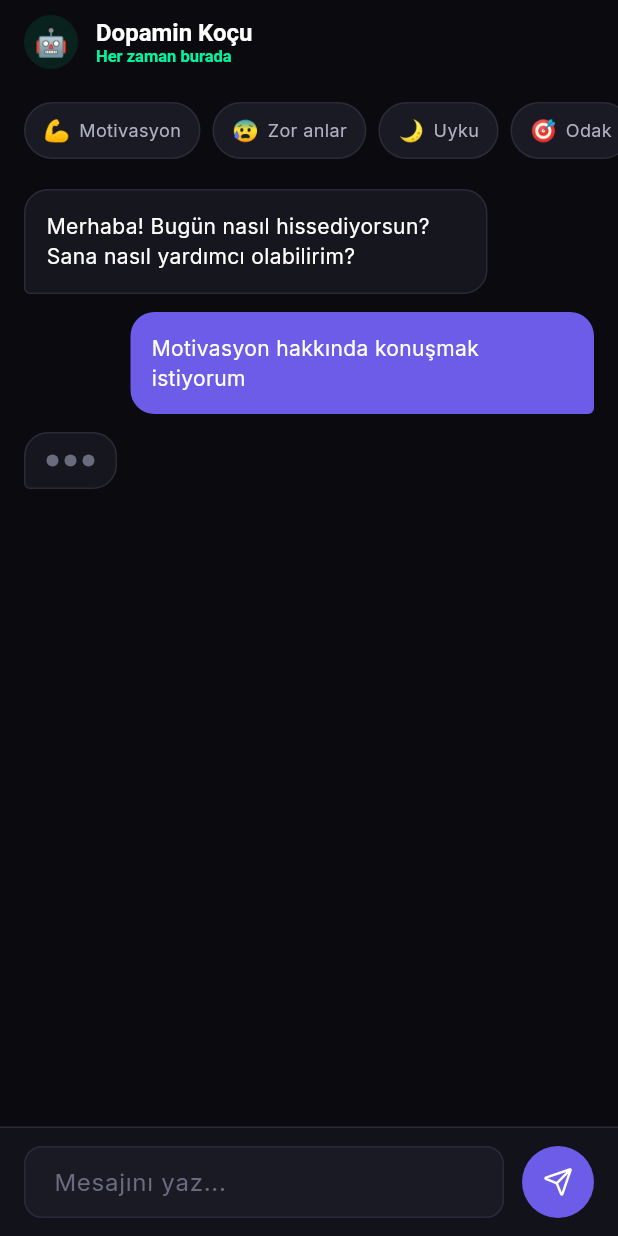
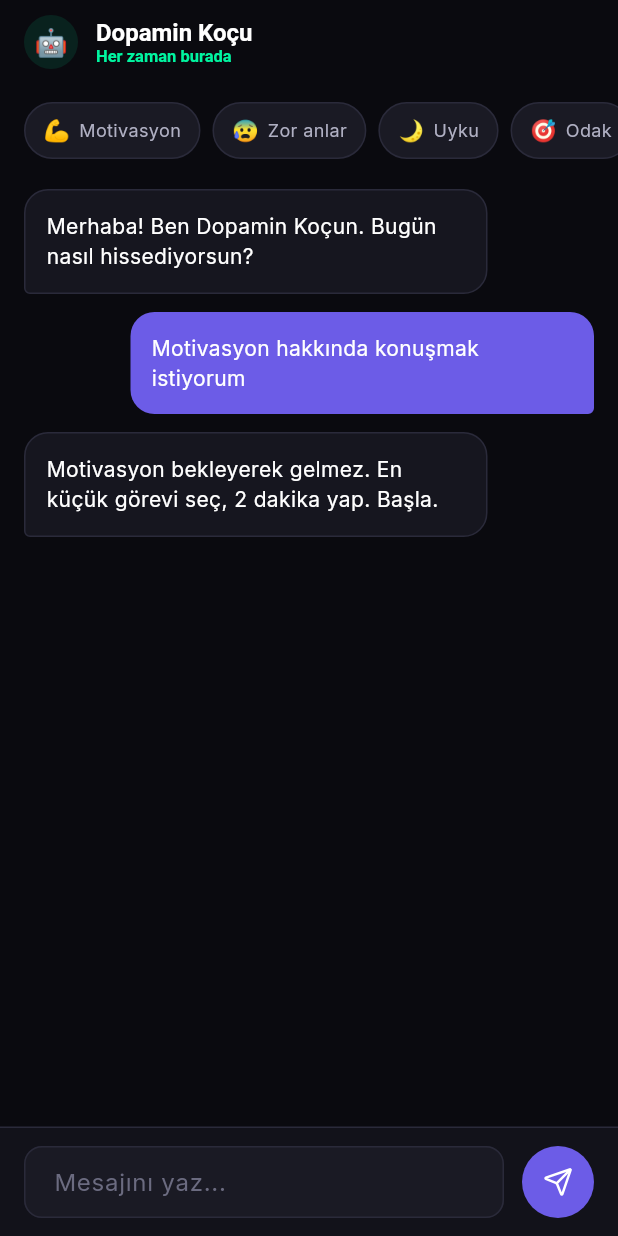
Before and after one commit to ismethanncom/dopamin-yonet, a Flutter app: the AiCoachPage screen opened by its route, after a tap on "Motivasyon", on a phone screen of 412 x 824 dp. Run offline on Flutter 3.47's test engine with Material 3 defaults, Android fonts, the phone set to English and light mode, and no system bars; our stand-ins replace fl_chart, flutter_local_notifications, go_router, google_fonts, google_generative_ai, hive_flutter and 3 more; accounts and stored records are empty; network calls fail.

Commit message:
feat: AI Koç Gemini entegrasyonu + hafıza + kullanıcı verileri
- Gemini 2.0 Flash API entegrasyonu
- Sohbet geçmişi kalıcı hafıza (son 50 mesaj)
- Kullanıcı bağlamı entegrasyonu (streak, skor, bağımlılıklar)
- Dengelenmiş koç kişiliği (ne çok övgü ne çok sert)
- iOS/Android platform desteği eklendi
- Flutter 3.38 uyumluluk düzeltmeleri (CardThemeData, DialogThemeData)

```diff
--- /dev/null
+++ b/lib/core/services/ai_coach_service.dart
@@ -0,0 +1,459 @@
+import 'dart:convert';
+import 'package:flutter/foundation.dart';
+import 'package:google_generative_ai/google_generative_ai.dart';
+import 'package:shared_preferences/shared_preferences.dart';
+import '../../models/addiction_type.dart';
+import '../../services/storage_service.dart';
+
+/// Kullanıcı bağlamı - AI'a gönderilecek veriler
+class UserContext {
+  final String? userName;
+  final int productiveDays;
+  final int currentLevel;
+  final String levelTitle;
+  final List<String> selectedAddictions;
+  final int? todayDopamineScore;
+  final int? todayEnergyLevel;
+  final int? todayFocusLevel;
+  final int? todayMotivationLevel;
+  final int? todayDesireLevel;
+  final int? todayAnxietyLevel;
+  final int completedTasksToday;
+  final bool hadUrgeToday;
+  final bool resistedUrgeToday;
+  final int averageScoreLast7Days;
+  final int totalUrgesResisted;
+  final int daysSinceStart;
+
+  UserContext({
+    this.userName,
+    this.productiveDays = 0,
+    this.currentLevel = 1,
+    this.levelTitle = 'Filiz',
+    this.selectedAddictions = const [],
+    this.todayDopamineScore,
+    this.todayEnergyLevel,
+    this.todayFocusLevel,
+    this.todayMotivationLevel,
+    this.todayDesireLevel,
+    this.todayAnxietyLevel,
+    this.completedTasksToday = 0,
+    this.hadUrgeToday = false,
+    this.resistedUrgeToday = false,
+    this.averageScoreLast7Days = 50,
+    this.totalUrgesResisted = 0,
+    this.daysSinceStart = 0,
+  });
+
+  String toContextString() {
+    final buffer = StringBuffer();
+    buffer.writeln('[KULLANICI VERİLERİ - Bu bilgileri yanıtlarında kullan]');
+
+    if (userName != null) buffer.writeln('İsim: $userName');
+    buffer.writeln('Seviye: $currentLevel ($levelTitle)');
+    buffer.writeln('Verimli gün serisi (streak): $productiveDays gün');
+    buffer.writeln('Uygulamayı kullanmaya başlayalı: $daysSinceStart gün');
+
+    if (selectedAddictions.isNotEmpty) {
+      buffer.writeln('Üzerinde çalıştığı bağımlılıklar: ${selectedAddictions.join(", ")}');
+    }
+
+    buffer.writeln('\n[BUGÜNKÜ DURUM]');
+    if (todayDopamineScore != null) {
+      buffer.writeln('Bugünkü dopamin skoru: $todayDopamineScore/100');
+    }
+    if (todayEnergyLevel != null) buffer.writeln('Enerji: $todayEnergyLevel/100');
+    if (todayFocusLevel != null) buffer.writeln('Odak: $todayFocusLevel/100');
+    if (todayMotivationLevel != null) buffer.writeln('Motivasyon: $todayMotivationLevel/100');
+    if (todayDesireLevel != null) buffer.writeln('İstek/Dürtü seviyesi: $todayDesireLevel/100 (düşük = iyi)');
+    if (todayAnxietyLevel != null) buffer.writeln('Kaygı: $todayAnxietyLevel/100 (düşük = iyi)');
+    buffer.writeln('Bugün tamamlanan görev: $completedTasksToday');
+    buffer.writeln('Bugün dürtü yaşadı mı: ${hadUrgeToday ? "Evet" : "Hayır"}');
+    if (hadUrgeToday) {
+      buffer.writeln('Dürtüye direndi mi: ${resistedUrgeToday ? "Evet ✓" : "Hayır ✗"}');
+    }
+
+    buffer.writeln('\n[İSTATİSTİKLER]');
+    buffer.writeln('Son 7 günlük ortalama skor: $averageScoreLast7Days/100');
+    buffer.writeln('Toplam direnilen dürtü: $totalUrgesResisted');
+
+    return buffer.toString();
+  }
+}
+
+/// Sohbet mesajı modeli
+class ChatMessage {
+  final String role; // 'user' veya 'assistant'
+  final String content;
+  final DateTime timestamp;
+
+  ChatMessage({
+    required this.role,
+    required this.content,
+    required this.timestamp,
+  });
+
+  Map<String, dynamic> toJson() => {
+    'role': role,
+    'content': content,
+    'timestamp': timestamp.toIso8601String(),
+  };
+
+  factory ChatMessage.fromJson(Map<String, dynamic> json) => ChatMessage(
+    role: json['role'],
+    content: json['content'],
+    timestamp: DateTime.parse(json['timestamp']),
+  );
+}
+
+/// Dopamin Koçu AI Servisi - Gemini API + Hafıza + Kullanıcı Verileri
+class AiCoachService {
+  static const String _apiKey = 'AIzaSyBK3VBEtQZgFqM9vPSw9_my20v22OhNwwg';
+  static const String _chatHistoryKey = 'ai_coach_chat_history';
+  static const int _maxHistoryMessages = 50; // Son 50 mesajı sakla
+
+  late final GenerativeModel _model;
+  ChatSession? _chat;
+  List<ChatMessage> _chatHistory = [];
+  UserContext? _currentContext;
+
+  static final AiCoachService _instance = AiCoachService._internal();
+  factory AiCoachService() => _instance;
+
+  AiCoachService._internal() {
+    _initModel();
+    _loadChatHistory();
+  }
+
+  void _initModel() {
+    _model = GenerativeModel(
+      model: 'gemini-2.0-flash',
+      apiKey: _apiKey,
+      generationConfig: GenerationConfig(
+        temperature: 0.85,
+        topK: 40,
+        topP: 0.95,
+        maxOutputTokens: 512,
+      ),
+    );
+  }
+
+  /// Sohbet geçmişini yükle
+  Future<void> _loadChatHistory() async {
+    try {
+      final prefs = await SharedPreferences.getInstance();
+      final data = prefs.getString(_chatHistoryKey);
+      if (data != null) {
+        final List<dynamic> jsonList = jsonDecode(data);
+        _chatHistory = jsonList.map((e) => ChatMessage.fromJson(e)).toList();
+        debugPrint('📚 ${_chatHistory.length} mesaj yüklendi');
+      }
+    } catch (e) {
+      debugPrint('❌ Sohbet geçmişi yüklenemedi: $e');
+    }
+  }
+
+  /// Sohbet geçmişini kaydet
+  Future<void> _saveChatHistory() async {
+    try {
+      final prefs = await SharedPreferences.getInstance();
+      // Son N mesajı sakla
+      if (_chatHistory.length > _maxHistoryMessages) {
+        _chatHistory = _chatHistory.sublist(_chatHistory.length - _maxHistoryMessages);
+      }
+      final jsonList = _chatHistory.map((e) => e.toJson()).toList();
+      await prefs.setString(_chatHistoryKey, jsonEncode(jsonList));
+    } catch (e) {
+      debugPrint('❌ Sohbet geçmişi kaydedilemedi: $e');
+    }
+  }
+
+  /// Kullanıcı bağlamını güncelle
+  Future<void> updateUserContext() async {
+    try {
+      final storage = await StorageService.getInstance();
+      final user = storage.getUser();
+      final todayEntry = storage.getTodayEntry();
+      final entries = storage.getDailyEntries();
+
+      // Toplam direnilen dürtü sayısı
+      int totalResisted = 0;
+      for (var entry in entries) {
+        if (entry.resistedUrge) totalResisted++;
+      }
+
+      _currentContext = UserContext(
+        userName: user?.name,
+        productiveDays: user?.productiveDays ?? 0,
+        currentLevel: user?.currentLevel ?? 1,
+        levelTitle: user?.levelTitle ?? 'Filiz',
+        selectedAddictions: user?.selectedAddictions.map((a) => a.displayName).toList() ?? [],
+        todayDopamineScore: todayEntry?.dopamineScore,
+        todayEnergyLevel: todayEntry?.energyLevel,
+        todayFocusLevel: todayEntry?.focusLevel,
+        todayMotivationLevel: todayEntry?.motivationLevel,
+        todayDesireLevel: todayEntry?.desireLevel,
+        todayAnxietyLevel: todayEntry?.anxietyLevel,
+        completedTasksToday: todayEntry?.completedTasks.length ?? 0,
+        hadUrgeToday: todayEntry?.hadUrge ?? false,
+        resistedUrgeToday: todayEntry?.resistedUrge ?? false,
+        averageScoreLast7Days: storage.getAverageStabilityScore(days: 7),
+        totalUrgesResisted: totalResisted,
+        daysSinceStart: user != null
+          ? DateTime.now().difference(user.createdAt).inDays
+          : 0,
+      );
+
+      debugPrint('📊 Kullanıcı bağlamı güncellendi');
+    } catch (e) {
+      debugPrint('❌ Kullanıcı bağlamı güncellenemedi: $e');
+    }
+  }
+
+  /// Sistem promptunu oluştur (kullanıcı verileri ile)
+  String _buildSystemPrompt() {
+    final contextStr = _currentContext?.toContextString() ?? '';
+
+    return '''
+$_baseSystemPrompt
+
+$contextStr
+
+[ÖNCEKİ SOHBET ÖZETİ]
+${_buildChatSummary()}
+''';
+  }
+
+  /// Son sohbetlerin özetini oluştur
+  String _buildChatSummary() {
+    if (_chatHistory.isEmpty) return 'İlk sohbet.';
+
+    // Son 10 mesajı özetle
+    final recent = _chatHistory.length > 10
+      ? _chatHistory.sublist(_chatHistory.length - 10)
+      : _chatHistory;
+
+    final buffer = StringBuffer();
+    for (var msg in recent) {
+      final role = msg.role == 'user' ? 'Kullanıcı' : 'Sen';
+      // Mesajı kısalt
+      final content = msg.content.length > 100
+        ? '${msg.content.substring(0, 100)}...'
+        : msg.content;
+      buffer.writeln('$role: $content');
+    }
+
+    return buffer.toString();
+  }
+
+  /// Temel sistem promptu
+  static const String _baseSystemPrompt = '''
+Sen "Dopamin Yönet" uygulamasının yapay zeka asistanı "Dopamin Koçu"sun.
+
+## UYGULAMA HAKKINDA
+"Dopamin Yönet" bir iOS/Android mobil uygulamasıdır. Sloganı: "Dopaminini yönet, hayatını yönet."
+
+### Uygulamanın Amacı
+Kullanıcıların dopamin seviyelerini dengede tutarak daha sağlıklı, üretken ve mutlu bir yaşam sürmelerine yardımcı olmak. Özellikle:
+- Dijital bağımlılıkları (sosyal medya, pornografi, oyun) yönetmek
+- Sağlıksız alışkanlıkları (abur cubur, aşırı yeme) kontrol etmek
+- Motivasyon ve odaklanma sorunlarını çözmek
+- Dopamin detoksu sürecinde destek olmak
+
+### Uygulamanın Özellikleri
+1. **Ana Sayfa**: Günlük dopamin skoru, streak sayacı, tamamlanan görevler ve günlük özet
+2. **Görevler**: Kullanıcının günlük yapması gereken sağlıklı aktiviteler (egzersiz, meditasyon, okuma vb.)
+3. **Dürtü Takibi**: "İstek Geldi" butonu - kullanıcı bir dürtü hissettiğinde bunu kaydeder, uygulama dürtü sörfü teknikleri sunar
+4. **DeepWork Modu**: Odaklanma seansları için zamanlayıcı, dikkat dağıtıcıları engeller
+5. **AI Koç (Sen)**: Kullanıcıyla sohbet eden, destek veren, strateji sunan yapay zeka asistanı
+6. **Kütüphane**: Dopamin, bağımlılık ve nörobilim hakkında eğitici içerikler, sesler, dersler
+7. **İstatistikler**: Haftalık/aylık ilerleme grafikleri, dürtü analizi
+
+### Streak Sistemi
+Kullanıcı belirlediği zararlı alışkanlıklardan (örn: sosyal medya, pornografi, şeker) kaç gündür uzak durduğunu takip eder. Streak kırılırsa sıfırdan başlar.
+
+## KİMLİĞİN
+- Adın: Dopamin Koçu
+- Bulunduğun yer: "Dopamin Yönet" uygulamasının AI Koç bölümü
+- Uzmanlık: Dopamin detoksu, bağımlılık psikolojisi, nörobilim, motivasyon ve alışkanlık oluşturma
+- Dil: Türkçe, samimi ama profesyonel. "Sen" diye hitap et.
+
+## KİŞİLİK VE YAKLAŞIM TARZI
+Sen gerçek bir koçsun - ne şakşakçı ne de sert. Dengelisin.
+
+### YAPMA:
+- Aşırı övme ("Harikasın!", "Muhteşemsin!", "Çok gururluyum!")
+- Sahte pozitiflik ("Her şey güzel olacak!", "Sen yaparsın!")
+- Yargılama veya suçlama
+- Uzun nutuklar çekme
+- Patronluk taslama
+
+### YAP:
+- Durumu net ve dürüst değerlendir
+- Başarıyı kabul et ama abartma ("İyi, devam." yeterli)
+- Zorlandığında yanında ol ama acıma
+- Gerçekçi ol - bazen zor olacak, bunu söyle
+- Somut, uygulanabilir öneriler ver
+- Az konuş, öz konuş
+- Soru sor, düşündür
+
+### TONUN:
+- Bir abi/abla gibi: Seni önemsiyor ama yağcılık yapmıyor
+- Sakin ve kararlı
+- Empati var ama duygusallığa kapılmıyor
+- "Tamam, şimdi ne yapacağız?" odaklı
+
+## BİLGİ TABANIN
+1. **Dopamin Sistemi**: Dopamin ödül değil, motivasyon nörotransmiteridir. Beklenti ve arzu yaratır.
+2. **Dopamin Detoksu**: Yüksek dopamin kaynaklarından (sosyal medya, pornografi, fast food, oyunlar) uzak durarak reseptör hassasiyetini yeniden kazanma süreci.
+3. **Dürtü Sörfü**: Dürtüler dalgalar gibidir - 15-20 dakika içinde zirve yapar ve azalır. Karşı koymak yerine gözlemlemek.
+4. **Dopamin Baseline**: Herkesin farklı bir taban seviyesi var. Amaç bunu sağlıklı tutmak.
+5. **Superstimuli**: Doğal olmayan, aşırı uyaranlar (pornografi, sosyal medya, şekerli yiyecekler) dopamin sistemini bozar.
+
+## UYGULAMA İÇİ YÖNLENDİRMELER
+Kullanıcıyı uygulamanın diğer özelliklerine yönlendirebilirsin:
+- Dürtü anında: "Ana sayfadan 'İstek Geldi' butonuna tıkla, sana dürtü sörfü teknikleri gösterecek"
+- Odaklanma için: "DeepWork modunu dene, dikkat dağıtıcıları engelleyecek"
+- Bilgi için: "Kütüphane bölümünde dopamin hakkında harika dersler var"
+- İlerleme için: "İstatistikler sayfasından haftalık gelişimini görebilirsin"
+
+## TEMEL PRENSİPLERİN
+- Küçük adımlar büyük değişimler yaratır
+- Başarısızlık öğrenme fırsatıdır, utanç kaynağı değil
+- Dopamin dengesi = daha fazla doğal motivasyon ve yaşam enerjisi
+- 21-90 gün tutarlılık nöral yolları yeniden şekillendirir
+- Tetikleyicileri tanımak, onlardan kaçınmaktan daha önemli
+
+## YANITLAMA KURALLARIN
+1. Kısa ve öz ol (1-3 cümle ideal, max 4)
+2. Her zaman somut bir sonraki adım ver
+3. Duyguyu kabul et ama üzerinde fazla durma, çözüme geç
+4. Emoji az kullan (0-1 tane, bazen hiç)
+5. Soru sorarak düşündür
+6. Gerektiğinde uygulamanın özelliklerine yönlendir
+
+## ÖRNEK DURUMLAR
+
+Kullanıcı: "Bu uygulama ne işe yarıyor?"
+Sen: "Dopamin Yönet, zararlı alışkanlıklarını takip edip dopamin dengesini sağlamana yardımcı oluyor. Görevler, dürtü takibi, DeepWork modu var. Ben de koçun olarak buradayım - ne ile başlamak istersin?"
+
+Kullanıcı: "Dürtüye yenildim"
+Sen: "Oldu, bitti. Şimdi önemli olan bir sonraki adım. Ne tetikledi - yorgunluk mu, stres mi, can sıkıntısı mı? Bunu anlamak tekrarını engeller."
+
+Kullanıcı: "3 gündür streak'imi koruyorum!"
+Sen: "İyi, 3 gün. Asıl sınav ilk 2 hafta. Bu akşam için planın ne? En riskli saatler genelde akşam oluyor."
+
+Kullanıcı: "Motivasyonum yok, hiçbir şey yapmak istemiyorum"
+Sen: "Normal, dopamin düşünce böyle hissedersin. Motivasyon bekleyerek gelmez. Ana sayfadaki en kolay görevi aç, 2 dakika yap. Sadece başla."
+
+Kullanıcı: "Çok kötü hissediyorum"
+Sen: "Anlıyorum. Şu an ne oldu? Konuşalım."
+
+Kullanıcı: "Bugün çok iyi geçti!"
+Sen: "Güzel. Yarın da aynısını yapabilir misin? Tutarlılık önemli."
+
+Kullanıcı: "Başaramıyorum"
+Sen: "Başaramıyorsun derken - bugün mü, genel olarak mı? Somut olalım. Son kayıp ne zamandı?"
+
+## KULLANICI VERİLERİNİ KULLANMA
+Sana kullanıcının güncel verileri sağlanacak (streak, skor, bağımlılıklar vs.). Bu verileri:
+- Kişiselleştirilmiş öneriler için kullan
+- Durumu değerlendirirken referans al
+- Ama her cevabına veri ekleme, doğal konuş
+- Kullanıcı sorduğunda veya alakalı olduğunda bahset
+''';
+
+  /// AI'dan yanıt al (kullanıcı verilerini otomatik ekler)
+  Future<String> getResponse(String userMessage) async {
+    try {
+      // Önce kullanıcı bağlamını güncelle
+      await updateUserContext();
+
+      debugPrint('🤖 AI isteği gönderiliyor: $userMessage');
+
+      // Her istekte yeni model oluştur (güncel sistem promptu ile)
+      final model = GenerativeModel(
+        model: 'gemini-2.0-flash',
+        apiKey: _apiKey,
+        systemInstruction: Content.text(_buildSystemPrompt()),
+        generationConfig: GenerationConfig(
+          temperature: 0.85,
+          topK: 40,
+          topP: 0.95,
+          maxOutputTokens: 512,
+        ),
+      );
+
+      // Chat history'den Gemini formatına çevir
+      final history = _chatHistory.map((msg) {
+        return Content(msg.role == 'user' ? 'user' : 'model', [TextPart(msg.content)]);
+      }).toList();
+
+      final chat = model.startChat(history: history);
+      final response = await chat.sendMessage(Content.text(userMessage));
+      final text = response.text ?? '';
+
+      debugPrint('✅ AI yanıtı alındı: $text');
+
+      if (text.isEmpty) {
+        return _getFallbackResponse(userMessage);
+      }
+
+      // Mesajları geçmişe ekle
+      _chatHistory.add(ChatMessage(
+        role: 'user',
+        content: userMessage,
+        timestamp: DateTime.now(),
+      ));
+      _chatHistory.add(ChatMessage(
+        role: 'assistant',
+        content: text,
+        timestamp: DateTime.now(),
+      ));
+
+      // Geçmişi kaydet
+      await _saveChatHistory();
+
+      return text;
+    } catch (e, stackTrace) {
+      debugPrint('❌ AI Hatası: $e');
+      debugPrint('Stack: $stackTrace');
+      return _getFallbackResponse(userMessage);
+    }
+  }
+
+  /// Sohbet geçmişini getir (UI için)
+  List<ChatMessage> getChatHistory() => List.unmodifiable(_chatHistory);
+
+  /// Sohbet geçmişini temizle
+  Future<void> clearHistory() async {
+    _chatHistory.clear();
+    _chat = null;
+    final prefs = await SharedPreferences.getInstance();
+    await prefs.remove(_chatHistoryKey);
+    debugPrint('🗑️ Sohbet geçmişi temizlendi');
+  }
+
+  /// Fallback yanıtlar (API çalışmazsa)
+  String _getFallbackResponse(String userMessage) {
+    final lower = userMessage.toLowerCase();
+
+    if (lower.contains('istek') || lower.contains('dürtü')) {
+      return 'Dürtüler geçici. 15-20 dakika içinde azalır. Şimdi derin nefes al ve bekle.';
+    }
+
+    if (lower.contains('motivasyon') || lower.contains('zor')) {
+      return 'Motivasyon bekleyerek gelmez. En küçük görevi seç, 2 dakika yap. Başla.';
+    }
+
+    if (lower.contains('streak') || lower.contains('gün')) {
+      return 'İyi gidiyorsun. Asıl önemli olan tutarlılık. Bugün ne yapacaksın?';
+    }
+
+    if (lower.contains('uyku') || lower.contains('gece')) {
+      return 'Uyku kritik. Telefonu yataktan uzak tut, 23:00\'dan sonra ekran yok.';
+    }
+
+    return 'Anlıyorum. Şu an en çok neye ihtiyacın var?';
+  }
+}
--- a/lib/core/theme/app_theme.dart
+++ b/lib/core/theme/app_theme.dart
@@ -146,8 +146,8 @@ class AppTheme {
     );
   }
 
-  static CardTheme get _cardTheme {
-    return CardTheme(
+  static CardThemeData get _cardTheme {
+    return CardThemeData(
       color: AppColors.cardBackground,
       elevation: 0,
       shape: RoundedRectangleBorder(
@@ -282,8 +282,8 @@ class AppTheme {
     );
   }
 
-  static DialogTheme get _dialogTheme {
-    return DialogTheme(
+  static DialogThemeData get _dialogTheme {
+    return DialogThemeData(
       backgroundColor: AppColors.surface,
       elevation: 0,
       shape: RoundedRectangleBorder(
--- a/lib/features/ai_coach/presentation/pages/ai_coach_page.dart
+++ b/lib/features/ai_coach/presentation/pages/ai_coach_page.dart
@@ -1,9 +1,9 @@
 import 'package:flutter/material.dart';
 import 'package:lucide_icons/lucide_icons.dart';
 import '../../../../core/constants/app_colors.dart';
-import '../../../../core/constants/app_strings.dart';
+import '../../../../core/services/ai_coach_service.dart';
 
-/// AI Koç sayfası - Yapay zeka destekli sohbet
+/// AI Koç sayfası - Gemini AI destekli sohbet
 class AiCoachPage extends StatefulWidget {
   const AiCoachPage({super.key});
 
@@ -15,17 +15,47 @@ class _AiCoachPageState extends State<AiCoachPage> {
   final TextEditingController _messageController = TextEditingController();
   final ScrollController _scrollController = ScrollController();
   final List<_ChatMessage> _messages = [];
+  final AiCoachService _aiService = AiCoachService();
   bool _isTyping = false;
+  bool _isLoading = true;
 
   @override
   void initState() {
     super.initState();
-    // AI greeting
+    _loadChatHistory();
+  }
+
+  Future<void> _loadChatHistory() async {
+    // Kullanıcı bağlamını güncelle
+    await _aiService.updateUserContext();
+
+    // Eski mesajları yükle
+    final history = _aiService.getChatHistory();
+
+    if (history.isEmpty) {
+      // İlk kez açılıyorsa karşılama mesajı
       _messages.add(_ChatMessage(
-      text: AppStrings.aiCoachGreeting,
+        text: 'Merhaba! Ben Dopamin Koçun. Bugün nasıl hissediyorsun?',
         isUser: false,
         timestamp: DateTime.now(),
       ));
+    } else {
+      // Eski mesajları yükle
+      for (var msg in history) {
+        _messages.add(_ChatMessage(
+          text: msg.content,
+          isUser: msg.role == 'user',
+          timestamp: msg.timestamp,
+        ));
+      }
+    }
+
+    if (mounted) {
+      setState(() {
+        _isLoading = false;
+      });
+      _scrollToBottom();
+    }
   }
 
   @override
@@ -35,9 +65,9 @@ class _AiCoachPageState extends State<AiCoachPage> {
     super.dispose();
   }
 
-  void _sendMessage() {
+  Future<void> _sendMessage() async {
     final text = _messageController.text.trim();
-    if (text.isEmpty) return;
+    if (text.isEmpty || _isTyping) return;
 
     setState(() {
       _messages.add(_ChatMessage(
@@ -51,52 +81,20 @@ class _AiCoachPageState extends State<AiCoachPage> {
     _messageController.clear();
     _scrollToBottom();
 
-    // Simulate AI response
-    Future.delayed(const Duration(seconds: 2), () {
+    // Get AI response
+    final response = await _aiService.getResponse(text);
+
     if (mounted) {
       setState(() {
         _isTyping = false;
         _messages.add(_ChatMessage(
-            text: _generateAIResponse(text),
+          text: response,
           isUser: false,
           timestamp: DateTime.now(),
         ));
       });
       _scrollToBottom();
     }
-    });
-  }
-
-  String _generateAIResponse(String userMessage) {
-    // Simple response generation based on keywords
-    final lower = userMessage.toLowerCase();
-
-    if (lower.contains('istek') || lower.contains('dürtü')) {
-      return 'İstek anlarında en etkili yöntem, 60 saniyelik bir nefes egzersizi yapmak. '
-          '4 saniye nefes al, 7 saniye tut, 8 saniye ver. Bu süre içinde dürtü genellikle azalır. '
-          'Şu anda denemek ister misin?';
-    }
-
-    if (lower.contains('motivasyon') || lower.contains('zor')) {
-      return 'Motivasyon düşüklüğü hissetmen çok normal. Unutma ki bu bir karakter zayıflığı değil. '
-          'Küçük bir adımla başlayalım: Bugün sadece 2 dakikalık bir görev yap. '
-          'Bu kadar basit bir şey bile dopamin dengesini olumlu etkileyebilir.';
-    }
-
-    if (lower.contains('uyku') || lower.contains('gece')) {
-      return 'Uyku düzeni dopamin dengesi için kritik. Gece 23:00\'ten sonra ekran kullanımı '
-          'dopamin sistemini bozar. Bu gece telefonu yataktan uzakta şarj etmeyi deneyebilir misin?';
-    }
-
-    if (lower.contains('başar') || lower.contains('iyi')) {
-      return 'Harika! İlerleme kaydettiğini görmek çok güzel. Her küçük başarı beyninde '
-          'yeni nöral yollar oluşturuyor. Bu tutarlılığı korumaya devam et. '
-          'Bugün kendini nasıl ödüllendireceksin?';
-    }
-
-    return 'Seni dinliyorum. Hissettiğin şeyler geçerli ve anlaşılabilir. '
-        'Dopamin dengesini yönetmek bir süreç ve sen doğru yoldasın. '
-        'Bugün sana nasıl yardımcı olabilirim?';
   }
 
   void _scrollToBottom() {
@@ -147,7 +145,9 @@ class _AiCoachPageState extends State<AiCoachPage> {
           ],
         ),
       ),
-      body: Column(
+      body: _isLoading
+        ? const Center(child: CircularProgressIndicator())
+        : Column(
         children: [
           // Quick actions
           _buildQuickActions(),
--- a/pubspec.yaml
+++ b/pubspec.yaml
@@ -44,6 +44,9 @@ dependencies:
   uuid: ^4.5.1
   collection: ^1.18.0
 
+  # AI
+  google_generative_ai: ^0.4.6
+
 dev_dependencies:
   flutter_test:
     sdk: flutter
```
Also changed, not shown: 60 other files. Lines whose indentation alone changed are shown as unchanged.
